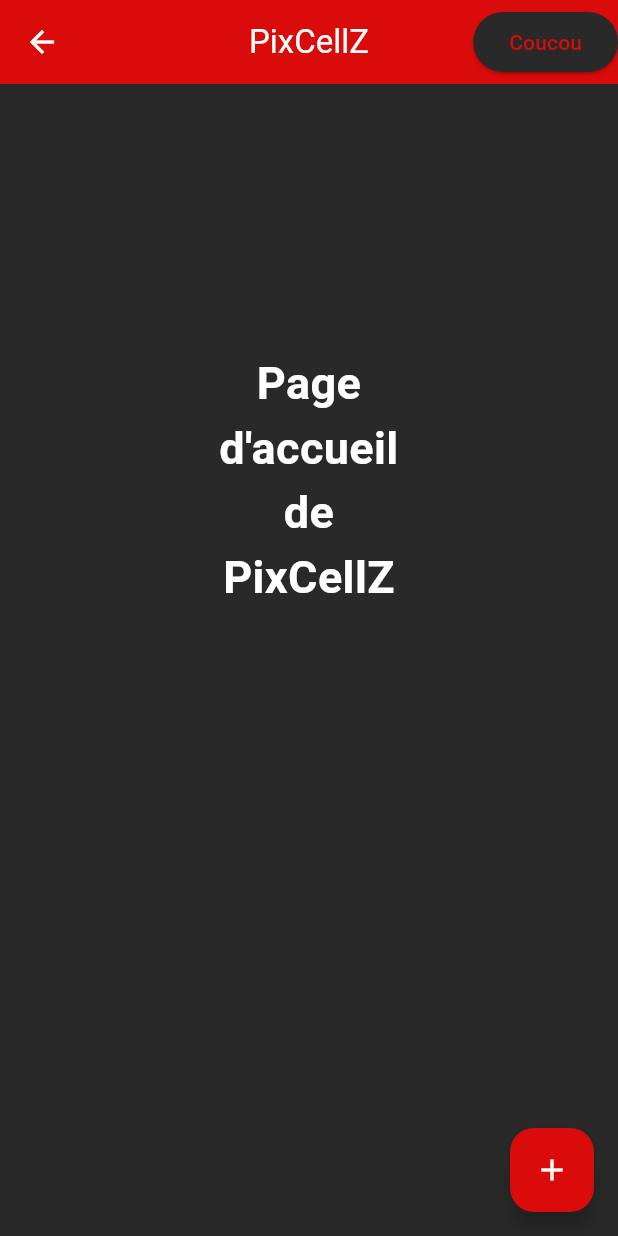
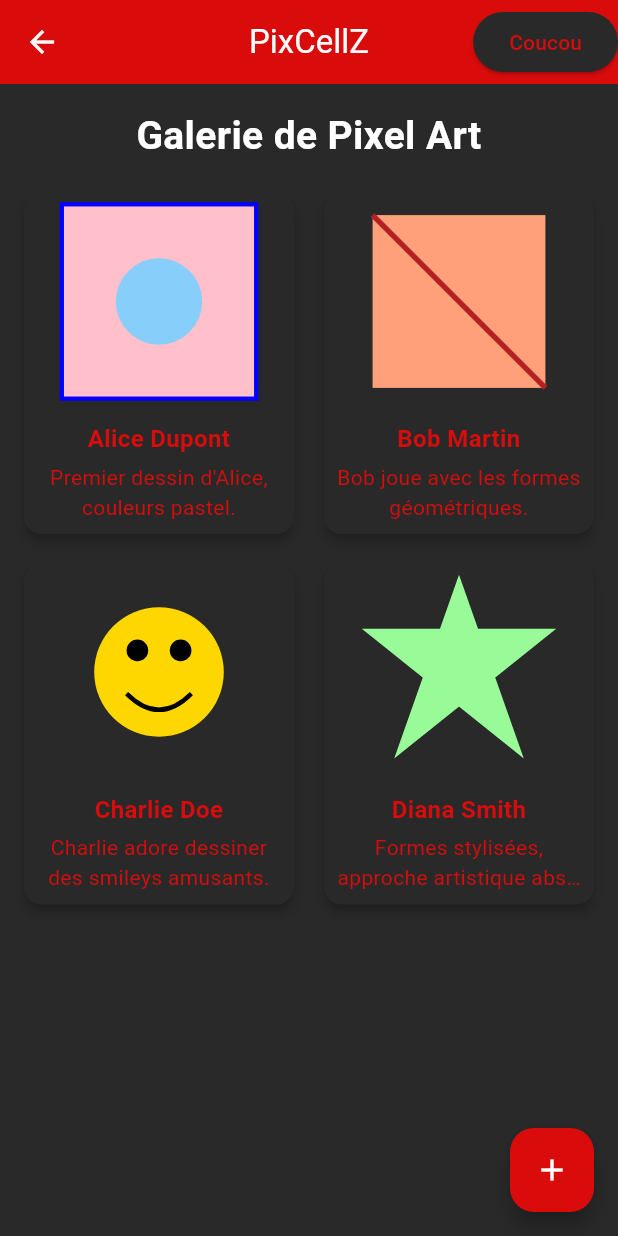
Before and after one commit to HugoM38/PixCellZ, a Flutter app: the HomePage screen opened directly, on a phone screen of 412 x 824 dp. Run offline on Flutter 3.47's test engine with Material 3 defaults, Android fonts, the phone set to English and light mode, and no system bars; our stand-ins replace flutter_colorpicker, flutter_svg, shared_preferences; missing offline and left inert: dart:html; accounts and stored records are empty.

Commit message:
feat: add home page front

```diff
--- a/lib/ui/home/home_page.dart
+++ b/lib/ui/home/home_page.dart
@@ -1,5 +1,6 @@
 import 'package:flutter/material.dart';
 import 'package:pixcellz/ui/pixcellz/pixcellz_page.dart';
+import 'package:flutter_svg/flutter_svg.dart';
 import 'package:pixcellz/ui/widgets/pixcellz_appbar.dart';
 
 class HomePage extends StatefulWidget {
@@ -9,9 +10,78 @@ class HomePage extends StatefulWidget {
   State<HomePage> createState() => _HomePageState();
 }
 
+class UserDrawing {
+  final String firstName;
+  final String lastName;
+  final String svgCode;
+  final String additionalInfo;
+
+  UserDrawing({
+    required this.firstName,
+    required this.lastName,
+    required this.svgCode,
+    required this.additionalInfo,
+  });
+}
+
 class _HomePageState extends State<HomePage> {
+  List<UserDrawing> mockUserDrawings = [
+    UserDrawing(
+      firstName: "Alice",
+      lastName: "Dupont",
+      svgCode: '''
+<svg width="200" height="200" viewBox="0 0 200 200"
+     xmlns="http://www.w3.org/2000/svg">
+  <rect x="10" y="10" width="180" height="180" fill="#FFC0CB" stroke="blue" stroke-width="4"/>
+  <circle cx="100" cy="100" r="40" fill="#87CEFA"/>
+</svg>
+      ''',
+      additionalInfo: "Premier dessin d'Alice, couleurs pastel.",
+    ),
+    UserDrawing(
+      firstName: "Bob",
+      lastName: "Martin",
+      svgCode: '''
+<svg width="200" height="200" viewBox="0 0 200 200"
+     xmlns="http://www.w3.org/2000/svg">
+  <rect x="20" y="20" width="160" height="160" fill="#FFA07A" />
+  <line x1="20" y1="20" x2="180" y2="180" stroke="#B22222" stroke-width="5"/>
+</svg>
+      ''',
+      additionalInfo: "Bob joue avec les formes géométriques.",
+    ),
+    UserDrawing(
+      firstName: "Charlie",
+      lastName: "Doe",
+      svgCode: '''
+<svg width="200" height="200" viewBox="0 0 200 200"
+     xmlns="http://www.w3.org/2000/svg">
+  <circle cx="100" cy="100" r="60" fill="#FFD700" />
+  <circle cx="80" cy="80" r="10" fill="#000" />
+  <circle cx="120" cy="80" r="10" fill="#000" />
+  <path d="M70,120 Q100,150 130,120" stroke="#000" fill="transparent" stroke-width="4" />
+</svg>
+      ''',
+      additionalInfo: "Charlie adore dessiner des smileys amusants.",
+    ),
+    UserDrawing(
+      firstName: "Diana",
+      lastName: "Smith",
+      svgCode: '''
+<svg width="200" height="200" viewBox="0 0 200 200"
+     xmlns="http://www.w3.org/2000/svg">
+  <polygon points="100,10 40,180 190,60 10,60 160,180" fill="#98FB98" />
+</svg>
+      ''',
+      additionalInfo: "Formes stylisées, approche artistique abstraite.",
+    ),
+  ];
+
   @override
   Widget build(BuildContext context) {
+    final double screenWidth = MediaQuery.of(context).size.width;
+    final int crossAxisCount = screenWidth > 600 ? 4 : 2;
+
     return Scaffold(
       appBar: PixCellZAppBar(
         title: "PixCellZ",
@@ -28,31 +98,90 @@ class _HomePageState extends State<HomePage> {
         ],
       ),
       floatingActionButton: FloatingActionButton(
-        onPressed: () => {Navigator.pushNamed(context, '/pixcellz_creation')},
+        onPressed: () {
+          Navigator.pushNamed(context, '/pixcellz_creation');
+        },
         child: const Icon(Icons.add),
       ),
-      body: Center(
-        child: SizedBox(
-          height: MediaQuery.of(context).size.height * 0.7,
+      body: SafeArea(
         child: Column(
           children: [
-              Padding(
-                padding: EdgeInsets.symmetric(
-                    horizontal: MediaQuery.of(context).size.width * 0.35,
-                    vertical: MediaQuery.of(context).size.height * 0.1),
-                child: Text(
-                  "Page d'accueil de PixCellZ",
+            const SizedBox(height: 16),
+            Text(
+              "Galerie de Pixel Art",
               textAlign: TextAlign.center,
               style: TextStyle(
                 color: Theme.of(context).colorScheme.onPrimary,
-                    fontSize: 30,
+                fontSize: 26,
                 fontWeight: FontWeight.bold,
+              ),
+            ),
+            const SizedBox(height: 16),
+            Expanded(
+              child: Padding(
+                padding: const EdgeInsets.symmetric(horizontal: 12.0),
+                child: GridView.builder(
+                  gridDelegate: SliverGridDelegateWithFixedCrossAxisCount(
+                    crossAxisCount: crossAxisCount,
+                    crossAxisSpacing: 12,
+                    mainAxisSpacing: 12,
+                    childAspectRatio: 0.8,
+                  ),
+                  itemCount: mockUserDrawings.length,
+                  itemBuilder: (context, index) {
+                    final drawing = mockUserDrawings[index];
+                    return _buildPixelArtCard(drawing);
+                  },
                 ),
               ),
             ),
           ],
         ),
       ),
+    );
+  }
+
+  Widget _buildPixelArtCard(UserDrawing drawing) {
+    return Card(
+      shape: RoundedRectangleBorder(
+        borderRadius: BorderRadius.circular(12),
+      ),
+      elevation: 3,
+      child: Column(
+        children: [
+          Expanded(
+            child: ClipRRect(
+              borderRadius: const BorderRadius.vertical(top: Radius.circular(12)),
+              child: SvgPicture.string(
+                drawing.svgCode,
+                fit: BoxFit.contain,
+              ),
+            ),
+          ),
+          Container(
+            padding: const EdgeInsets.all(8.0),
+            child: Column(
+              children: [
+                Text(
+                  "${drawing.firstName} ${drawing.lastName}",
+                  style: const TextStyle(
+                    fontWeight: FontWeight.bold,
+                    fontSize: 16,
+                  ),
+                  textAlign: TextAlign.center,
+                ),
+                const SizedBox(height: 4),
+                Text(
+                  drawing.additionalInfo,
+                  style: const TextStyle(fontSize: 14),
+                  textAlign: TextAlign.center,
+                  maxLines: 2,
+                  overflow: TextOverflow.ellipsis,
+                ),
+              ],
+            ),
+          ),
+        ],
       ),
     );
   }
```
Also changed, not shown: pubspec.lock, 6 other files. Lines whose indentation alone changed are shown as unchanged.
